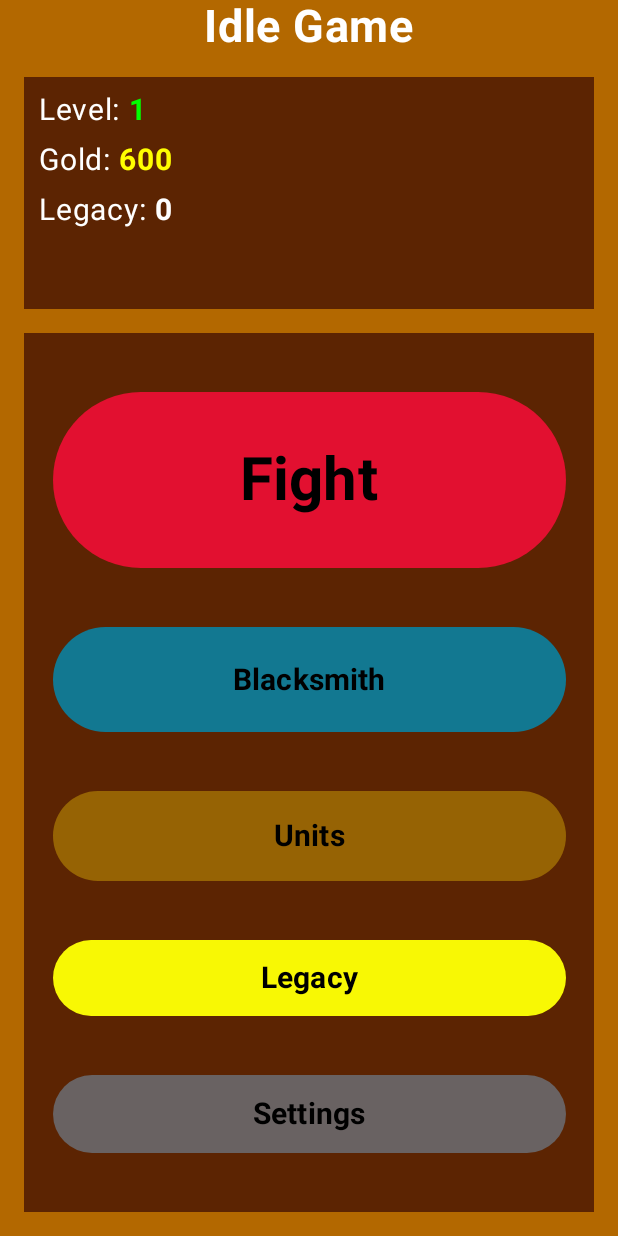
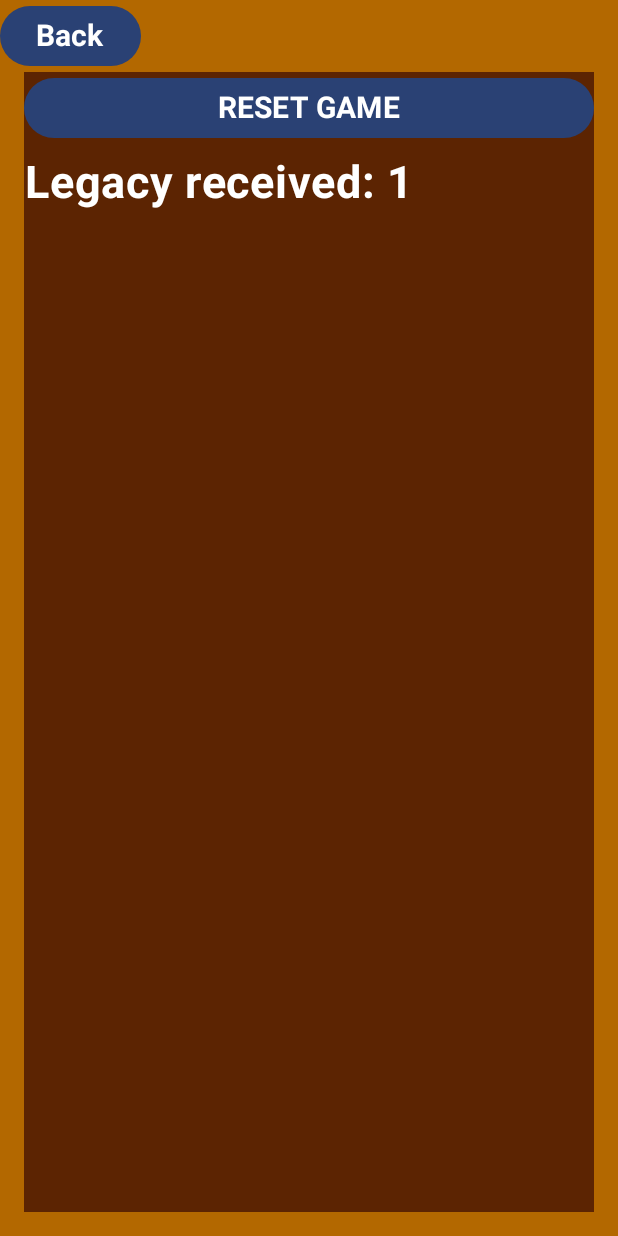
Before and after one commit to Remmy7/semestralnaPraca_VAMZ, an Android app built with Jetpack Compose: the screen it shows after launch (MainActivity), after a tap on "Legacy", on a phone screen of 412 x 824 dp. Run offline under Robolectric (Android 15) with nearby library versions, the phone set to English and light mode, and no system bars.

Commit message:
Prvotný legacy reset

```diff
--- a/app/src/main/java/com/example/semestralnapraca_vamz/MainActivity.kt
+++ b/app/src/main/java/com/example/semestralnapraca_vamz/MainActivity.kt
@@ -19,6 +19,7 @@ import androidx.navigation.compose.NavHost
 import androidx.navigation.compose.composable
 import androidx.navigation.compose.rememberNavController
 import com.example.semestralnapraca_vamz.ui.FightMenu
+import com.example.semestralnapraca_vamz.ui.LegacyMenu
 import com.example.semestralnapraca_vamz.ui.MainMenu
 import com.example.semestralnapraca_vamz.ui.theme.SemestralnaPraca_VAMZTheme
 import com.example.semestralnapraca_vamz.viewModels.MainMenuViewModel
@@ -48,6 +49,9 @@ class MainActivity : ComponentActivity() {
                         composable("fight_menu") {
                             FightMenu(context, isLandscape, navController)
                         }
+                        composable("legacy_menu") {
+                            LegacyMenu(context, isLandscape, navController)
+                        }
                     }
                 }
             }
--- a/app/src/main/java/com/example/semestralnapraca_vamz/ui/LegacyMenu.kt
+++ b/app/src/main/java/com/example/semestralnapraca_vamz/ui/LegacyMenu.kt
@@ -1 +1,124 @@
 package com.example.semestralnapraca_vamz.ui
+
+import android.app.AlertDialog
+import android.content.Context
+import androidx.compose.foundation.background
+import androidx.compose.foundation.layout.Arrangement
+import androidx.compose.foundation.layout.Column
+import androidx.compose.foundation.layout.fillMaxHeight
+import androidx.compose.foundation.layout.fillMaxSize
+import androidx.compose.foundation.layout.fillMaxWidth
+import androidx.compose.foundation.layout.padding
+import androidx.compose.foundation.layout.wrapContentWidth
+import androidx.compose.material3.Button
+import androidx.compose.material3.MaterialTheme
+import androidx.compose.material3.Text
+import androidx.compose.runtime.Composable
+import androidx.compose.runtime.remember
+import androidx.compose.ui.Alignment
+import androidx.compose.ui.Modifier
+import androidx.compose.ui.graphics.Color
+import androidx.compose.ui.platform.LocalContext
+import androidx.compose.ui.text.font.FontWeight
+import androidx.compose.ui.text.style.TextAlign
+import androidx.compose.ui.tooling.preview.Preview
+import androidx.compose.ui.unit.dp
+import androidx.compose.ui.unit.sp
+import androidx.navigation.NavController
+import androidx.navigation.compose.rememberNavController
+import com.example.semestralnapraca_vamz.viewModels.FightMenuViewModel
+import com.example.semestralnapraca_vamz.viewModels.LegacyMenuViewModel
+
+@Composable
+fun LegacyMenu(
+    context: Context,
+    isLandscape: Boolean,
+    navController: NavController
+) {
+    val viewModel = remember { LegacyMenuViewModel(context) }
+    val builder = AlertDialog.Builder(context)
+
+    builder.setTitle("Warning!")
+        .setMessage("You will lose all your progress. Do you still want to proceed?")
+
+    builder.setPositiveButton("YES") { dialog, which ->
+        viewModel.resetGame()
+        dialog.dismiss()
+    }
+
+    builder.setNegativeButton("Decline") { dialog, which ->
+        dialog.dismiss()
+    }
+    LegacyMenuContent(isLandscape, viewModel, navController, builder)
+
+}
+
+@Composable
+fun LegacyMenuContent(
+    isLandscape: Boolean,
+    viewModel: LegacyMenuViewModel,
+    navController: NavController,
+    builder: AlertDialog.Builder
+) {
+    Column(
+        modifier = Modifier
+            .fillMaxSize()
+            .background(Color(0xFFB36800))
+    ) {
+        Button(
+            onClick = {
+                navController.navigate("main_menu")
+            },
+            modifier = Modifier
+                .padding(end = 8.dp)
+        ) {
+            Text(text = "Back", fontSize = 20.sp, fontWeight = FontWeight.Bold)
+        }
+        Column(
+            modifier = Modifier
+                .fillMaxHeight(1f)
+                .fillMaxWidth()
+                .padding(start = 16.dp, end = 16.dp, bottom=16.dp)
+                .background(Color(0xFF5C2402)),
+            verticalArrangement = Arrangement.SpaceEvenly
+        )
+        {
+            Button(
+                onClick = {
+                    val dialog = builder.create()
+                    dialog.show()
+                },
+                modifier = Modifier
+                    .align(Alignment.CenterHorizontally)
+                    .fillMaxWidth()
+
+            ) {
+                Text(text = "RESET GAME", fontSize = 20.sp, fontWeight = FontWeight.Bold)
+            }
+            Text(
+                text = "Legacy received: " + viewModel.legacyReceived.value,
+                modifier = Modifier
+                    .padding(bottom = 8.dp, top = 8.dp)
+                    .weight(1f)
+                    .wrapContentWidth(Alignment.CenterHorizontally),
+                style = MaterialTheme.typography.bodyLarge.copy(fontSize = 30.sp),
+                color = Color.White,
+                fontWeight = FontWeight.Bold,
+                textAlign = TextAlign.Center
+            )
+        }
+    }
+}
+
+
+@Preview
+@Composable
+fun LegacyMenuPreview() {
+    val context = LocalContext.current
+    val navController = rememberNavController()
+    LegacyMenu(
+        context,
+        isLandscape = false,
+        navController
+    )
+}
--- a/app/src/main/java/com/example/semestralnapraca_vamz/ui/MainMenu.kt
+++ b/app/src/main/java/com/example/semestralnapraca_vamz/ui/MainMenu.kt
@@ -289,7 +289,9 @@ fun PortraitLayout(
 
 
             Button(
-                onClick = { },
+                onClick = {
+                    navController.navigate("legacy_menu")
+                },
                 modifier = Modifier
                     .fillMaxWidth(0.9f)
                     .fillMaxHeight(0.15f)
--- /dev/null
+++ b/app/src/main/java/com/example/semestralnapraca_vamz/viewModels/LegacyMenuViewModel.kt
@@ -0,0 +1,53 @@
+package com.example.semestralnapraca_vamz.viewModels
+
+import android.content.Context
+import android.content.SharedPreferences
+import android.os.CountDownTimer
+import androidx.compose.runtime.MutableState
+import androidx.compose.runtime.mutableIntStateOf
+import androidx.lifecycle.ViewModel
+import com.example.semestralnapraca_vamz.SharedPreferencesHelper
+import com.example.semestralnapraca_vamz.SharedPreferencesHelper.PreferenceHelper._monsterLevel
+
+class LegacyMenuViewModel(context: Context) : ViewModel() {
+    private val pref: SharedPreferences
+    private val sharedPreferencesHelper: SharedPreferencesHelper
+
+    private val _legacyReceived = mutableIntStateOf(1)
+    val legacyReceived: MutableState<Int> = _legacyReceived
+
+    init {
+        sharedPreferencesHelper = SharedPreferencesHelper
+        pref = SharedPreferencesHelper.getSharedPreferences(context)
+        _legacyReceived.intValue = calculateLegacy(false)
+    }
+    fun calculateLegacy(resetGame: Boolean) : Int {
+        var calculatedLeg = 1.0f
+        val baseCalc = 100
+        calculatedLeg +=
+            sharedPreferencesHelper.getGold(pref)/(baseCalc*10000) +
+                    (sharedPreferencesHelper.getArcherLevel(pref) +
+            sharedPreferencesHelper.getKnightLevel(pref) +
+            sharedPreferencesHelper.getLevel(pref) +
+            sharedPreferencesHelper.getMonsterLevel(pref) +
+            sharedPreferencesHelper.getMysticLevel(pref) +
+            sharedPreferencesHelper.getWizardLevel(pref)) / baseCalc
+
+        if (resetGame) {
+            sharedPreferencesHelper.saveMonsterLevel(pref, 1)
+            sharedPreferencesHelper.saveMonsterHealth(pref, 100)
+            sharedPreferencesHelper.saveMonsterMaxHealth(pref, 100)
+            sharedPreferencesHelper.saveGold(pref, 0)
+            sharedPreferencesHelper.saveLevel(pref, 1)
+            sharedPreferencesHelper.saveLegacy(pref, sharedPreferencesHelper.getLegacy(pref) + calculatedLeg.toInt())
+            sharedPreferencesHelper.saveArcherLevel(pref, 1)
+            sharedPreferencesHelper.saveWizardLevel(pref, 1)
+            sharedPreferencesHelper.saveMysticLevel(pref, 1)
+            sharedPreferencesHelper.saveKnightLevel(pref, 1)
+        }
+        return calculatedLeg.toInt()
+    }
+    fun resetGame() {
+        calculateLegacy(true)
+    }
+}
```
Also changed, not shown: app/src/main/java/com/example/semestralnapraca_vamz/ui/FightMenu.kt (+16 -12 lines), app/src/main/java/com/example/semestralnapraca_vamz/viewModels/FightMenuViewModel.kt (+7 -7 lines).
